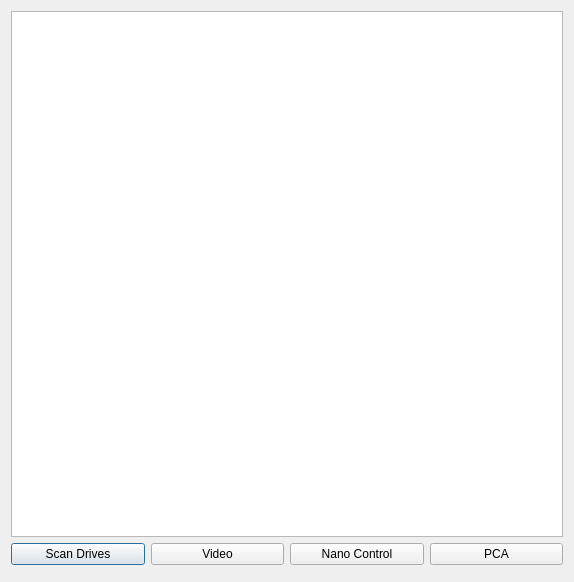
Above: RTDAQ-32bitui.ui from edemonpore/RTDAQ-32bit before the change. Below: the same form after it.
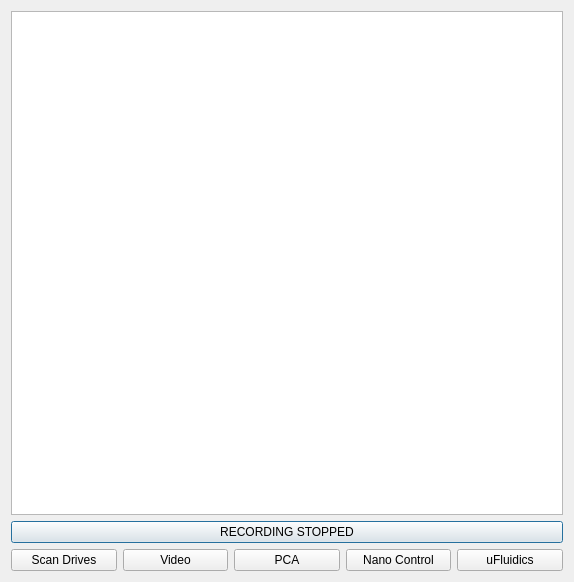
That is the form after the change.

Patch:
```diff
--- a/RTDAQ-32bitui.ui
+++ b/RTDAQ-32bitui.ui
@@ -18,6 +18,21 @@
     <widget class="QListWidget" name="lPorts"/>
    </item>
    <item row="1" column="0">
+    <layout class="QVBoxLayout" name="verticalLayout">
+     <item>
+      <widget class="QPushButton" name="pbREC">
+       <property name="baseSize">
+        <size>
+         <width>1</width>
+         <height>1</height>
+        </size>
+       </property>
+       <property name="text">
+        <string>RECORDING STOPPED</string>
+       </property>
+      </widget>
+     </item>
+     <item>
     <layout class="QHBoxLayout" name="horizontalLayout">
      <item>
       <widget class="QPushButton" name="bGetPorts">
@@ -33,13 +48,6 @@
        </property>
       </widget>
      </item>
-     <item>
-      <widget class="QPushButton" name="bNanoControl">
-       <property name="text">
-        <string>Nano Control</string>
-       </property>
-      </widget>
-     </item>
      <item>
       <widget class="QPushButton" name="bElements">
        <property name="text">
@@ -47,14 +55,23 @@
        </property>
       </widget>
      </item>
-    </layout>
-   </item>
-   <item row="2" column="0">
-    <widget class="Line" name="line">
-     <property name="orientation">
-      <enum>Qt::Vertical</enum>
-     </property>
-    </widget>
+       <item>
+        <widget class="QPushButton" name="bNanoControl">
+         <property name="text">
+          <string>Nano Control</string>
+         </property>
+        </widget>
+       </item>
+       <item>
+        <widget class="QPushButton" name="buF">
+         <property name="text">
+          <string>uFluidics</string>
+         </property>
+        </widget>
+       </item>
+      </layout>
+     </item>
+    </layout>
    </item>
   </layout>
  </widget>
```
Lines whose indentation alone changed are shown as unchanged.
